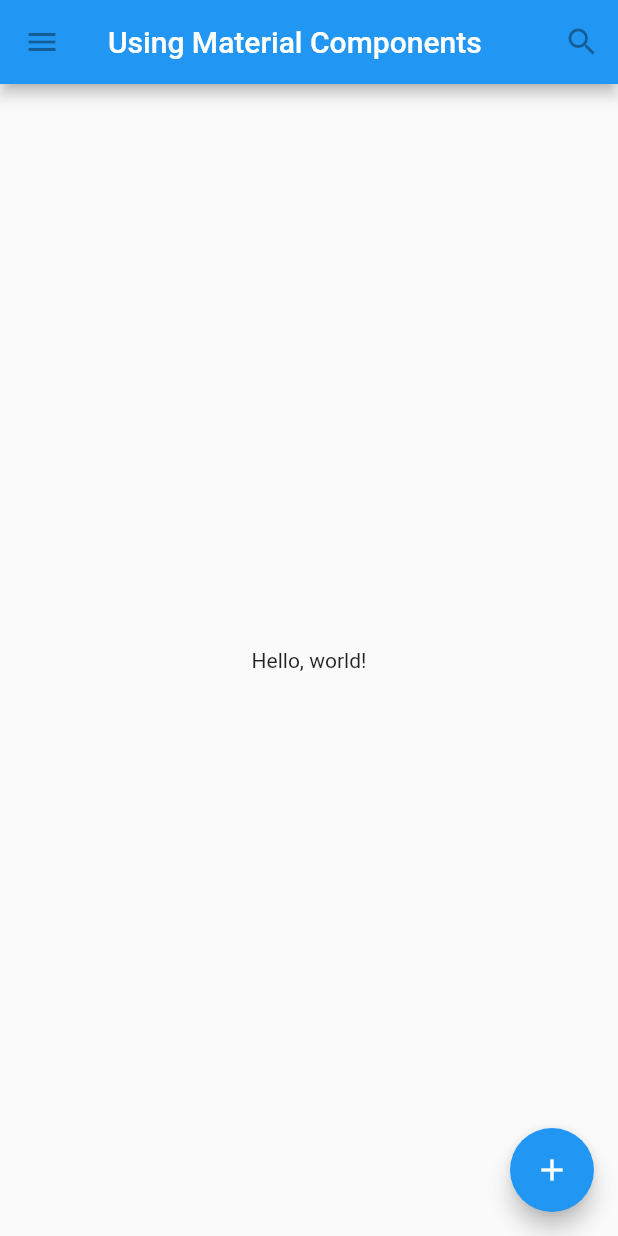
After one commit to Dart-for-Apps/introduction-to-widgets, a Flutter app: the screen it shows after launch, after a tap on "Using Material Components", on a phone screen of 412 x 824 dp. The commit adds this screen. Run offline on Flutter 3.47's test engine with Material 2 defaults, Android fonts, the phone set to English and light mode, and no system bars.

Commit message:
Handling Gestures 코드까지 코드 완료/해설 필요
앞부분부터 해설 추가 필요

```diff
--- a/lib/main.dart
+++ b/lib/main.dart
@@ -1,10 +1,11 @@
 import 'package:flutter/material.dart';
 
 import 'basic-widgets.dart';
+import 'handling-gestures.dart';
 import 'helloworld.dart';
+import 'using-material-components.dart';
 
 void main() => runApp(MyApp());
-
 
 class MyApp extends StatelessWidget {
   // This widget is the root of your application.
@@ -31,14 +32,15 @@ class MyApp extends StatelessWidget {
 }
 
 class MyHomePage extends StatelessWidget {
-
   MyHomePage({Key key, this.title});
 
   final String title;
 
-  final Map<String, Widget>_introList = {
+  final Map<String, Widget> _introList = {
     'Hello World': HelloWorld(),
     'Basic Widgets': BasicWidgets(),
+    'Using Material Components': TutorialHome(),
+    'Handling Gestures': MyButton(),
   };
 
   @override
@@ -46,28 +48,27 @@ class MyHomePage extends StatelessWidget {
     // TODO: implement build
     return Scaffold(
       appBar: AppBar(
-          title: Text(title),
+        title: Text(title),
       ),
       body: Center(
         child: Column(
           mainAxisAlignment: MainAxisAlignment.center,
           crossAxisAlignment: CrossAxisAlignment.center,
-          children: _introList.keys.map(
-                  (String menu) => _buildMenu(menu, context)
-          ).toList(),
+          children: _introList.keys
+              .map((String menu) => _buildMenu(menu, context))
+              .toList(),
         ),
       ),
     );
   }
 
   Widget _buildMenu(String menu, context) {
-    return FlatButton(
+    return RaisedButton(
+      elevation: 4.0,
       onPressed: () {
         print("You clicked " + menu);
         Navigator.push(
-          context,
-          MaterialPageRoute(builder: (context) => _introList[menu])
-        );
+            context, MaterialPageRoute(builder: (context) => _introList[menu]));
       },
       child: Text(menu),
     );
--- /dev/null
+++ b/lib/using-material-components.dart
@@ -0,0 +1,32 @@
+import 'package:flutter/material.dart';
+
+class TutorialHome extends StatelessWidget {
+  @override
+  Widget build(BuildContext context) {
+    return Scaffold(
+      appBar: AppBar(
+        leading: IconButton(
+          icon: Icon(Icons.menu),
+          tooltip: 'Navigation menu',
+          onPressed: null,
+        ),
+        title: Text('Using Material Components'),
+        actions: <Widget>[
+          IconButton(
+            icon: Icon(Icons.search),
+            tooltip: 'Search',
+            onPressed: null,
+          ),
+        ],
+      ),
+      body: Center(
+        child: Text('Hello, world!'),
+      ),
+      floatingActionButton: FloatingActionButton(
+        tooltip: 'Add',
+        child: Icon(Icons.add),
+        onPressed: () {}, // elevation 보여주기 위해 수정
+      ),
+    );
+  }
+}
```
Also changed, not shown: lib/handling-gestures.dart (added, +29 -0 lines), lib/generated/i18n.dart, 1 other file.
